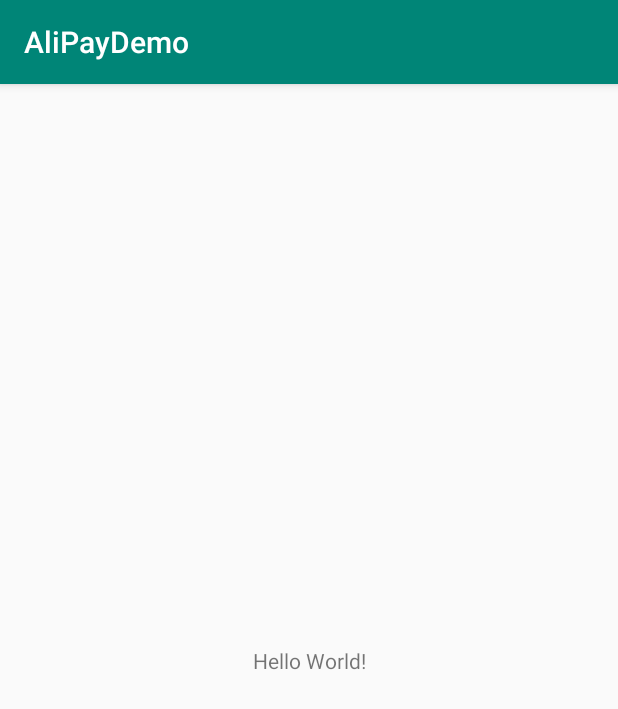
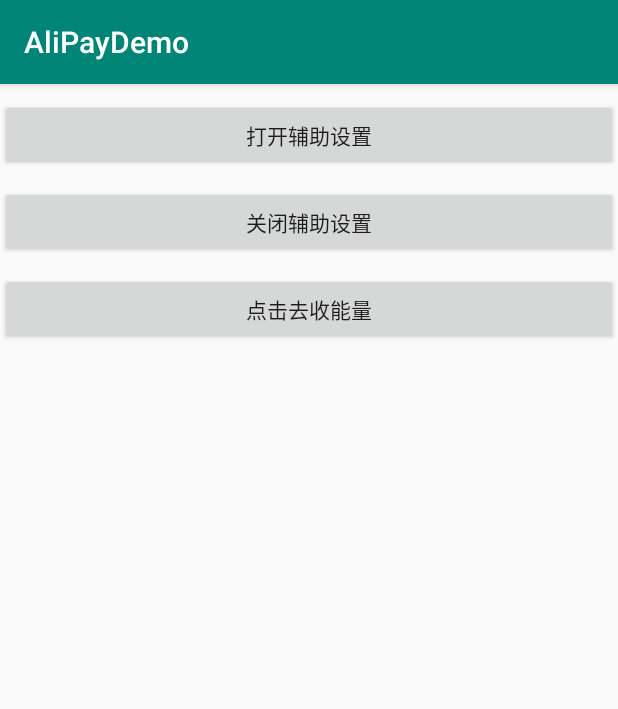
Before and after one commit to wuzhongle/alipaydemo, an Android app: the screen it shows after launch (MainActivity), on a phone screen of 412 x 824 dp. Shown: the top 709 px of the screen. Run offline under Robolectric (Android 15) with nearby library versions, the phone set to English and light mode, and no system bars.

Commit message:
change ui

```diff
--- a/app/src/main/java/com/zongzi/alipaydemo/MainActivity.java
+++ b/app/src/main/java/com/zongzi/alipaydemo/MainActivity.java
@@ -1,19 +1,64 @@
 package com.zongzi.alipaydemo;
 
+import android.content.Intent;
 import android.os.Bundle;
+import android.provider.Settings;
+import android.view.View;
+import android.widget.Button;
 
 import androidx.appcompat.app.AppCompatActivity;
 
+import com.zongzi.alipaydemo.auto.AutoAccessibilityService;
 import com.zongzi.alipaydemo.auto.BaseAccessibilityService;
+import com.zongzi.alipaydemo.utils.Utils;
 
-public class MainActivity extends AppCompatActivity {
+public class MainActivity extends AppCompatActivity implements View.OnClickListener {
+
+    Button startSettingButton;
+    Button endSettingButton;
+    Button getEnergy;
 
     @Override
     protected void onCreate(Bundle savedInstanceState) {
         super.onCreate(savedInstanceState);
         setContentView(R.layout.activity_main);
 
-        AliPayAccessibilityService.getInstance().setStop(false);
-        BaseAccessibilityService.startLaunch(MainActivity.this, AliPayAccessibilityService.getInstance(), "com.eg.android.AlipayGphone");
+        startSettingButton = findViewById(R.id.btn_setting_start);
+        endSettingButton = findViewById(R.id.btn_setting_end);
+        getEnergy = findViewById(R.id.btn_get_energy);
+
+        startSettingButton.setOnClickListener(this);
+        endSettingButton.setOnClickListener(this);
+        getEnergy.setOnClickListener(this);
+    }
+
+    @Override
+    public void onClick(View v) {
+        if (v.getId() == R.id.btn_setting_start) {
+            if (!AutoAccessibilityService.isStart()) {
+                try {
+                    this.startActivity(new Intent(Settings.ACTION_ACCESSIBILITY_SETTINGS));
+                } catch (Exception e) {
+                    this.startActivity(new Intent(Settings.ACTION_SETTINGS));
+                    e.printStackTrace();
+                }
+            } else {
+                Utils.toast("已经打开辅助设置");
+            }
+        } else if (v.getId() == R.id.btn_setting_end) {
+            if (!AutoAccessibilityService.stopService()) {
+                try {
+                    this.startActivity(new Intent(Settings.ACTION_ACCESSIBILITY_SETTINGS));
+                } catch (Exception e) {
+                    this.startActivity(new Intent(Settings.ACTION_SETTINGS));
+                    e.printStackTrace();
+                }
+            } else {
+                Utils.toast("已经关闭辅助设置");
+            }
+        } else if (v.getId() == R.id.btn_get_energy) {
+            AliPayAccessibilityService.getInstance().setStop(false);
+            BaseAccessibilityService.startLaunch(MainActivity.this, AliPayAccessibilityService.getInstance(), "com.eg.android.AlipayGphone");
+        }
     }
 }
--- a/app/src/main/java/com/zongzi/alipaydemo/auto/AbstractTF.java
+++ b/app/src/main/java/com/zongzi/alipaydemo/auto/AbstractTF.java
@@ -6,7 +6,7 @@ import android.view.accessibility.AccessibilityNodeInfo;
 import androidx.annotation.NonNull;
 import androidx.annotation.Nullable;
 
-import com.zongzi.autoxuexi.utils.Utils;
+import com.zongzi.alipaydemo.utils.Utils;
 
 import java.util.ArrayList;
 import java.util.List;
--- a/app/src/main/res/layout/activity_main.xml
+++ b/app/src/main/res/layout/activity_main.xml
@@ -1,18 +1,28 @@
 <?xml version="1.0" encoding="utf-8"?>
-<androidx.constraintlayout.widget.ConstraintLayout xmlns:android="http://schemas.android.com/apk/res/android"
-    xmlns:app="http://schemas.android.com/apk/res-auto"
-    xmlns:tools="http://schemas.android.com/tools"
+<LinearLayout xmlns:android="http://schemas.android.com/apk/res/android"
     android:layout_width="match_parent"
     android:layout_height="match_parent"
-    tools:context=".MainActivity">
+    android:orientation="vertical">
 
-    <TextView
-        android:layout_width="wrap_content"
+    <Button
+        android:id="@+id/btn_setting_start"
+        android:layout_width="match_parent"
         android:layout_height="wrap_content"
-        android:text="Hello World!"
-        app:layout_constraintBottom_toBottomOf="parent"
-        app:layout_constraintLeft_toLeftOf="parent"
-        app:layout_constraintRight_toRightOf="parent"
-        app:layout_constraintTop_toTopOf="parent" />
+        android:layout_marginTop="10dp"
+        android:text="打开辅助设置" />
 
-</androidx.constraintlayout.widget.ConstraintLayout>
+    <Button
+        android:id="@+id/btn_setting_end"
+        android:layout_width="match_parent"
+        android:layout_height="wrap_content"
+        android:layout_marginTop="10dp"
+        android:text="关闭辅助设置" />
+
+    <Button
+        android:id="@+id/btn_get_energy"
+        android:layout_width="match_parent"
+        android:layout_height="wrap_content"
+        android:layout_marginTop="10dp"
+        android:text="点击去收能量" />
+
+</LinearLayout>
```
